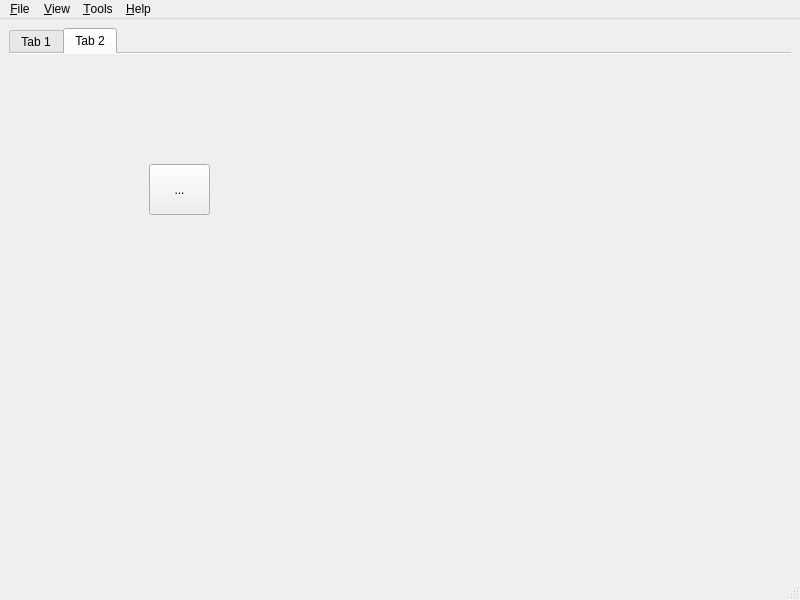
The window that src/gui/formmain.ui (martinrotter/rssguard) describes before a commit, drawn with Qt 5.
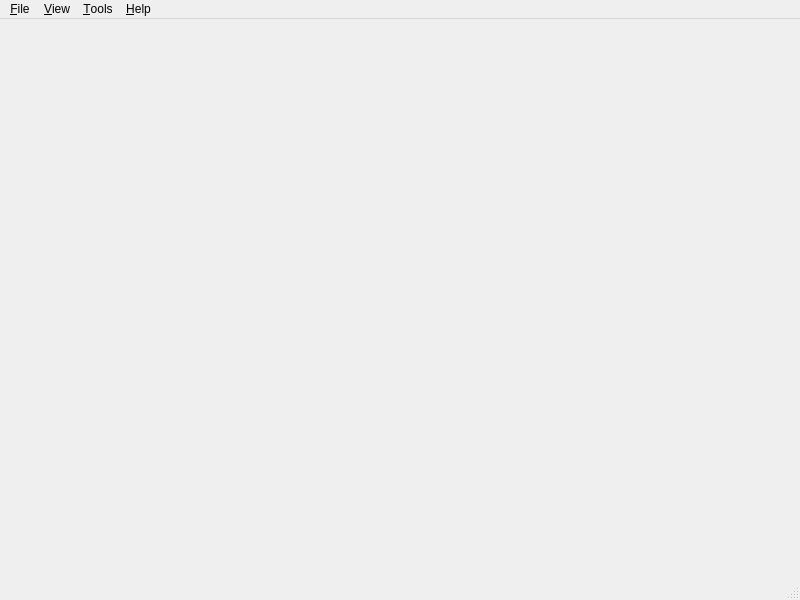
The same window after the commit. The open tabs and pages were chosen to show the change. Icons and pictures are not drawn. Custom widgets are drawn as their Qt base class.

Patch:
```diff
--- a/src/gui/formmain.ui
+++ b/src/gui/formmain.ui
@@ -16,7 +16,7 @@
   <widget class="QWidget" name="centralwidget">
    <layout class="QHBoxLayout" name="horizontalLayout">
     <item>
-     <widget class="QTabWidget" name="tabWidget">
+     <widget class="TabWidget" name="m_tabWidget">
       <property name="currentIndex">
        <number>0</number>
       </property>
@@ -26,45 +26,6 @@
       <property name="movable">
        <bool>true</bool>
       </property>
-      <widget class="QWidget" name="tab">
-       <attribute name="title">
-        <string>Tab 1</string>
-       </attribute>
-       <layout class="QHBoxLayout" name="horizontalLayout_2">
-        <item>
-         <widget class="WebBrowser" name="widget" native="true"/>
-        </item>
-       </layout>
-      </widget>
-      <widget class="QWidget" name="tab_2">
-       <attribute name="title">
-        <string>Tab 2</string>
-       </attribute>
-       <widget class="QToolButton" name="toolButton">
-        <property name="geometry">
-         <rect>
-          <x>140</x>
-          <y>110</y>
-          <width>61</width>
-          <height>51</height>
-         </rect>
-        </property>
-        <property name="text">
-         <string>...</string>
-        </property>
-        <property name="icon">
-         <iconset theme="application-exit">
-          <normaloff/>
-         </iconset>
-        </property>
-        <property name="iconSize">
-         <size>
-          <width>32</width>
-          <height>32</height>
-         </size>
-        </property>
-       </widget>
-      </widget>
      </widget>
     </item>
    </layout>
@@ -162,9 +123,9 @@
  </widget>
  <customwidgets>
   <customwidget>
-   <class>WebBrowser</class>
-   <extends>QWidget</extends>
-   <header>webbrowser.h</header>
+   <class>TabWidget</class>
+   <extends>QTabWidget</extends>
+   <header>tabwidget.h</header>
    <container>1</container>
   </customwidget>
  </customwidgets>
```
Left out of the diff: 17 changed lines with no effect on the pictures.
